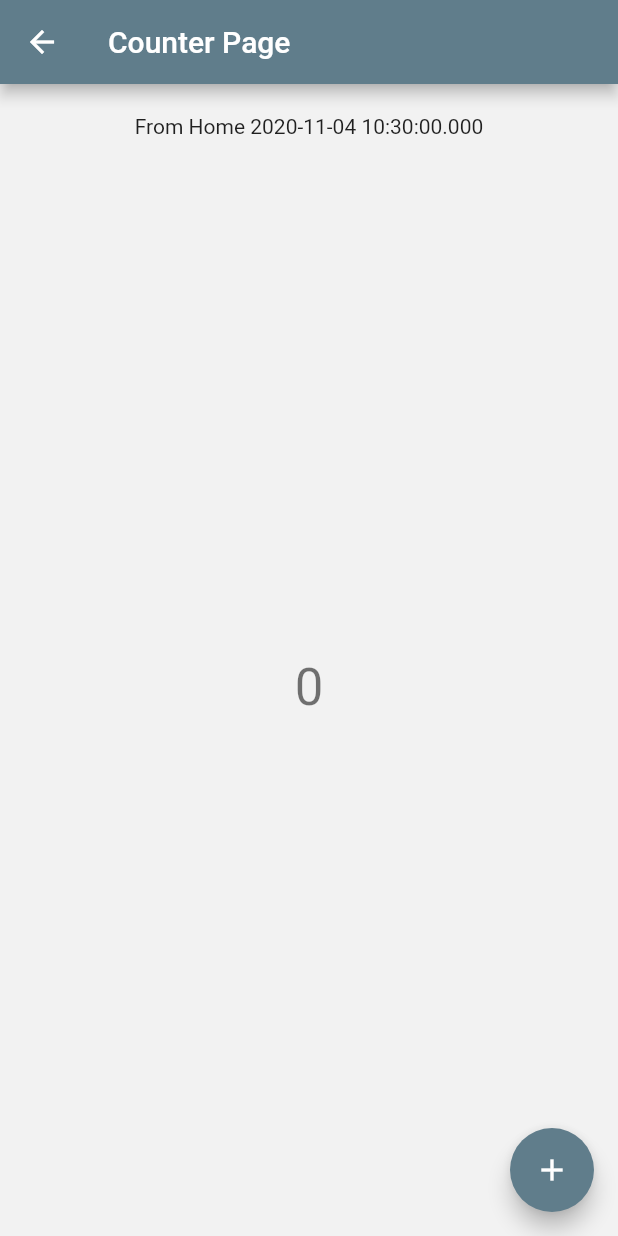
After one commit to smartdevcode/nft, a Flutter app: the HomePage screen opened by its route, after a tap on "Translate", after a tap on "Counter Page", on a phone screen of 412 x 824 dp. The commit adds this screen. Run offline on Flutter 3.47's test engine with Material 2 defaults, Android fonts, the phone set to English and light mode, and no system bars; our stand-ins replace dio, email_validator, flutter_screenutil, flutter_spinkit, logger; missing offline and left inert: npreferences.

Commit message:
refactor: update template

```diff
--- a/lib/my_app.dart
+++ b/lib/my_app.dart
@@ -11,6 +11,7 @@ import 'package:nft/services/app_loading.dart';
 import 'package:nft/services/local/credential.dart';
 import 'package:nft/services/local/storage.dart';
 import 'package:nft/services/local/storage_preferences.dart';
+import 'package:nft/services/locale_provider.dart';
 import 'package:nft/services/remote/user_api.dart';
 import 'package:nft/utils/app_constant.dart';
 import 'package:nft/utils/app_route.dart';
@@ -124,12 +125,3 @@ class _MyAppState extends State<MyApp> {
     );
   }
 }
-
-class LocaleProvider with ChangeNotifier {
-  Locale locale = Locale(ui.window.locale?.languageCode ?? ' en');
-
-  Future<void> updateLocale(Locale locale) async {
-    this.locale = locale;
-    notifyListeners();
-  }
-}
--- a/lib/pages/counter/counter_page.dart
+++ b/lib/pages/counter/counter_page.dart
@@ -1,7 +1,9 @@
 import 'package:flutter/cupertino.dart';
 import 'package:flutter/material.dart';
 import 'package:nft/pages/counter/counter_provider.dart';
-import 'package:nft/widgets/screen_widget.dart';
+import 'package:nft/services/dynamic_size.dart';
+import 'package:nft/widgets/appbar_empty_p.dart';
+import 'package:nft/widgets/dismiss_keyboard_w.dart';
 import 'package:provider/provider.dart';
 
 class CounterPage extends StatefulWidget {
@@ -13,40 +15,22 @@ class CounterPage extends StatefulWidget {
   _CounterPageState createState() => _CounterPageState();
 }
 
-class _CounterPageState extends State<CounterPage> {
+class _CounterPageState extends State<CounterPage> with DynamicSize {
   @override
   Widget build(BuildContext context) {
-    return ScreenWidget(
-      body: Column(children: <Widget>[
+    super.initDynamicSize(context);
+
+    return AppBarEmptyP(
+      child: DismissKeyboardW(
+        child: Column(children: <Widget>[
           AppBar(
             title: const Text('Counter Page'),
           ),
-        ScreenHeader(title: widget.argument ?? ''),
-        const Expanded(
-          child: ScreenBody(),
-        ),
-      ]),
-    );
-  }
-}
-
-class ScreenHeader extends StatelessWidget {
-  const ScreenHeader({@required this.title, Key key}) : super(key: key);
-
-  final String title;
-
-  @override
-  Widget build(BuildContext context) {
-    return Padding(padding: const EdgeInsets.only(top: 20), child: Text(title));
-  }
-}
-
-class ScreenBody extends StatelessWidget {
-  const ScreenBody({Key key}) : super(key: key);
-
-  @override
-  Widget build(BuildContext context) {
-    return ChangeNotifierProvider<CounterProvider>(
+          Padding(
+              padding: const EdgeInsets.only(top: 20),
+              child: Text(widget.argument ?? '')),
+          Expanded(
+            child: ChangeNotifierProvider<CounterProvider>(
               create: (_) => CounterProvider(),
               child: Builder(
                 builder: (BuildContext context) {
@@ -76,6 +60,10 @@ class ScreenBody extends StatelessWidget {
                   );
                 },
               ),
+            ),
+          ),
+        ]),
+      ),
     );
   }
 }
--- a/lib/pages/home/home_page.dart
+++ b/lib/pages/home/home_page.dart
@@ -1,16 +1,17 @@
 import 'package:flutter/material.dart';
 import 'package:intl/intl.dart';
 import 'package:nft/generated/l10n.dart';
-import 'package:nft/my_app.dart';
 import 'package:nft/pages/home/home_provider.dart';
 import 'package:nft/services/app_dialog.dart';
 import 'package:nft/services/app_loading.dart';
+import 'package:nft/services/locale_provider.dart';
 import 'package:nft/services/remote/api_error.dart';
 import 'package:nft/services/remote/error_type.dart';
 import 'package:nft/utils/app_constant.dart';
 import 'package:nft/utils/app_log.dart';
 import 'package:nft/utils/app_route.dart';
-import 'package:nft/widgets/screen_widget.dart';
+import 'package:nft/widgets/appbar_empty_p.dart';
+import 'package:nft/widgets/dismiss_keyboard_w.dart';
 import 'package:provider/provider.dart';
 
 class HomePage extends StatefulWidget {
@@ -45,8 +46,9 @@ class _HomePageState extends State<HomePage>
     // Get provider to trigger function
     final LocaleProvider localeProvider =
     Provider.of<LocaleProvider>(context, listen: false);
-    return ScreenWidget(
-      body: Column(
+    return AppBarEmptyP(
+      child: DismissKeyboardW(
+        child: Column(
           children: <Widget>[
             Padding(
               padding: const EdgeInsets.all(20),
@@ -62,9 +64,9 @@ class _HomePageState extends State<HomePage>
                 final String currentLocale = Intl.getCurrentLocale();
                 // Change to new locale
                 if (currentLocale == 'en') {
-                localeProvider.updateLocale(const Locale('vi'));
+                  localeProvider.locale = const Locale('vi');
                 } else {
-                localeProvider.updateLocale(const Locale('en'));
+                  localeProvider.locale = const Locale('en');
                 }
               },
               child: const Text('Translate'),
@@ -106,6 +108,7 @@ class _HomePageState extends State<HomePage>
             ),
           ],
         ),
+      ),
     );
   }
 
--- a/lib/pages/login/login_page.dart
+++ b/lib/pages/login/login_page.dart
@@ -10,7 +10,8 @@ import 'package:nft/utils/app_asset.dart';
 import 'package:nft/utils/app_constant.dart';
 import 'package:nft/utils/app_log.dart';
 import 'package:nft/utils/app_route.dart';
-import 'package:nft/widgets/screen_widget.dart';
+import 'package:nft/widgets/appbar_transparency_p.dart';
+import 'package:nft/widgets/dismiss_keyboard_w.dart';
 import 'package:provider/provider.dart';
 
 class LoginPage extends StatefulWidget {
@@ -53,8 +54,9 @@ class _LoginPageState extends State<LoginPage>
   Widget build(BuildContext context) {
     final LoginProvider provider =
     Provider.of<LoginProvider>(context, listen: false);
-    return ScreenWidget(
-      body: Padding(
+    return AppBarTransparencyP(
+      child: DismissKeyboardW(
+        child: Container(
           padding: const EdgeInsets.symmetric(horizontal: 20),
           child: SingleChildScrollView(
               child: Column(
@@ -62,7 +64,8 @@ class _LoginPageState extends State<LoginPage>
                   // Logo
                   Padding(
                     padding: const EdgeInsets.only(top: 100, bottom: 50),
-              child: Image.asset(AppImages.icAppIcon, width: 150, height: 150),
+                    child:
+                    Image.asset(AppImages.icAppIcon, width: 150, height: 150),
                   ),
                   // Login form
                   // Email + password
@@ -125,8 +128,8 @@ class _LoginPageState extends State<LoginPage>
                     onPressed: context
                         .select((LoginProvider provider) => provider.formValid)
                         ? () async {
-                      final bool success =
-                          await safeCallApi(provider.login, onStart: () async {
+                      final bool success = await safeCallApi(provider.login,
+                          onStart: () async {
                             AppLoadingProvider.show(context);
                           }, onCompleted: (bool status, bool res) async {
                             AppLoadingProvider.hide(context);
@@ -164,7 +167,8 @@ class _LoginPageState extends State<LoginPage>
                       );
                       logger.d(loginResponse);
                       if (loginResponse.error != null) {
-                  AppDialogProvider.show(context, loginResponse.error.message);
+                        AppDialogProvider.show(
+                            context, loginResponse.error.message);
                       }
                     },
                     child: const Text('call api with error'),
@@ -193,6 +197,7 @@ class _LoginPageState extends State<LoginPage>
                 ],
               )),
         ),
+      ),
     );
   }
 
--- /dev/null
+++ b/lib/services/dynamic_size.dart
@@ -0,0 +1,20 @@
+import 'package:flutter/cupertino.dart';
+import 'package:flutter_screenutil/screenutil.dart';
+
+/// Usage:
+/// class _MyAppState extends State<MyApp> with DynamicSize {
+///   @override
+///   Widget build(BuildContext context) {
+///     super.initDynamicSize(context);
+///     return Container();
+///   }
+/// }
+mixin DynamicSize {
+  /// Init dynamic size
+  void initDynamicSize(BuildContext context) {
+    /// Set the fit size (fill in the screen size of the device in the design)
+    /// https://www.paintcodeapp.com/news/ultimate-guide-to-iphone-resolutions
+    /// Size of iPhone 8: 375 × 667 (points) - 750 × 1334 (pixels) (2x)
+    ScreenUtil.init(context, designSize: const Size(375, 667));
+  }
+}
--- /dev/null
+++ b/lib/services/locale_provider.dart
@@ -0,0 +1,16 @@
+import 'dart:ui' as ui;
+import 'package:flutter/material.dart';
+
+class LocaleProvider with ChangeNotifier {
+  // Save locale
+  Locale _locale = Locale(ui.window.locale?.languageCode ?? ' en');
+
+  // Get current locale
+  Locale get locale => _locale;
+
+  // Update new locale
+  set locale(Locale value) {
+    _locale = value;
+    notifyListeners();
+  }
+}
--- a/lib/utils/app_route.dart
+++ b/lib/utils/app_route.dart
@@ -1,5 +1,4 @@
 import 'package:flutter/material.dart';
-import 'package:nft/pages/base/content_page.dart';
 import 'package:nft/pages/counter/counter_page.dart';
 import 'package:nft/pages/home/home_page.dart';
 import 'package:nft/pages/login/login_page.dart';
@@ -20,20 +19,18 @@ class AppRoute {
       case AppConstant.counterPageRoute:
         return MaterialPageRoute<dynamic>(
             settings: settings,
-            builder: (_) => ContentPage(
-                body: CounterPage(argument: settings.arguments as String)));
+            builder: (_) =>
+                CounterPage(argument: settings.arguments as String));
 
       case AppConstant.homePageRoute:
         return MaterialPageRoute<dynamic>(
-            settings: settings,
-            builder: (_) => const ContentPage(body: HomePage()));
+            settings: settings, builder: (_) => const HomePage());
 
       case AppConstant.loginPageRoute:
       case AppConstant.rootPageRoute:
       default:
         return MaterialPageRoute<dynamic>(
-            settings: settings,
-            builder: (_) => const ContentPage(body: LoginPage()));
+            settings: settings, builder: (_) => const LoginPage());
     }
   }
 }
--- /dev/null
+++ b/lib/widgets/appbar_empty_p.dart
@@ -0,0 +1,32 @@
+import 'package:flutter/material.dart';
+import 'package:flutter/services.dart';
+import 'package:nft/utils/app_theme.dart';
+import 'package:nft/widgets/material_p.dart';
+
+class AppBarEmptyP extends StatelessWidget {
+  const AppBarEmptyP({@required this.child, Key key}) : super(key: key);
+
+  final Widget child;
+
+  @override
+  Widget build(BuildContext context) {
+    final AppTheme theme = context.theme();
+    return MaterialP(
+      child: Scaffold(
+        backgroundColor: theme.backgroundColor ?? Colors.transparent,
+        appBar: PreferredSize(
+          preferredSize: const Size(0, 0),
+          child: AppBar(
+            elevation: 0,
+            brightness: theme.isDark ? Brightness.dark : Brightness.light,
+            backgroundColor: theme.headerBgColor,
+          ),
+        ),
+        body: SafeArea(
+          bottom: false,
+          child: child,
+        ),
+      ),
+    );
+  }
+}
--- /dev/null
+++ b/lib/widgets/appbar_transparency_p.dart
@@ -0,0 +1,26 @@
+import 'package:flutter/material.dart';
+import 'package:flutter/services.dart';
+import 'package:nft/utils/app_theme.dart';
+import 'package:nft/widgets/material_p.dart';
+
+class AppBarTransparencyP extends StatelessWidget {
+  const AppBarTransparencyP({@required this.child, Key key}) : super(key: key);
+
+  final Widget child;
+
+  @override
+  Widget build(BuildContext context) {
+    final AppTheme theme = context.theme();
+    final SystemUiOverlayStyle uiOverlayStyle =
+        theme.isDark ? SystemUiOverlayStyle.dark : SystemUiOverlayStyle.light;
+    return MaterialP(
+      child: AnnotatedRegion<SystemUiOverlayStyle>(
+        value: uiOverlayStyle.copyWith(statusBarColor: Colors.transparent),
+        child: Scaffold(
+          backgroundColor: theme.backgroundColor ?? Colors.transparent,
+          body: child,
+        ),
+      ),
+    );
+  }
+}
--- /dev/null
+++ b/lib/widgets/dismiss_keyboard_w.dart
@@ -0,0 +1,26 @@
+import 'package:flutter/material.dart';
+
+/// Widget deal with tab on screen to close keyboard
+class DismissKeyboardW extends StatelessWidget {
+  const DismissKeyboardW({
+    @required this.child,
+    this.unFocus,
+    Key key,
+  }) : super(key: key);
+
+  final Widget child;
+  final Function() unFocus;
+
+  @override
+  Widget build(BuildContext context) {
+    return GestureDetector(
+      onTap: () {
+        FocusScope.of(context).unfocus();
+        if (unFocus != null) {
+          unFocus();
+        }
+      },
+      child: child,
+    );
+  }
+}
--- /dev/null
+++ b/lib/widgets/material_p.dart
@@ -0,0 +1,15 @@
+import 'package:flutter/material.dart';
+
+class MaterialP extends StatelessWidget {
+  const MaterialP({@required this.child, Key key}) : super(key: key);
+
+  final Widget child;
+
+  @override
+  Widget build(BuildContext context) {
+    return Material(
+      type: MaterialType.transparency,
+      child: child,
+    );
+  }
+}
```
Also changed, not shown: lib/pages/base/content_page.dart (deleted, +0 -50 lines), lib/pages/base/normal_page.dart (deleted, +0 -52 lines), lib/widgets/appbar_padding.dart (deleted, +0 -19 lines), lib/widgets/screen_widget.dart (deleted, +0 -39 lines), 2 other files. Lines whose indentation alone changed are shown as unchanged.
